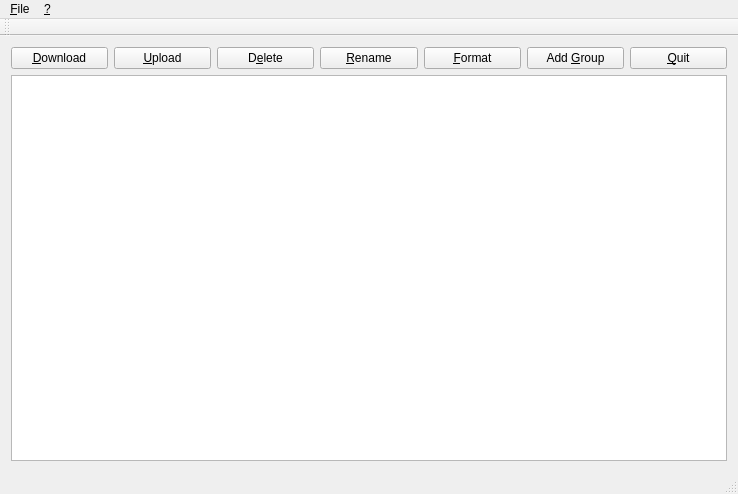
Before: the Qt Designer form QHiMDTransfer/qhimdmainwindow.ui in linux-minidisc/linux-minidisc, drawn with Qt 5.
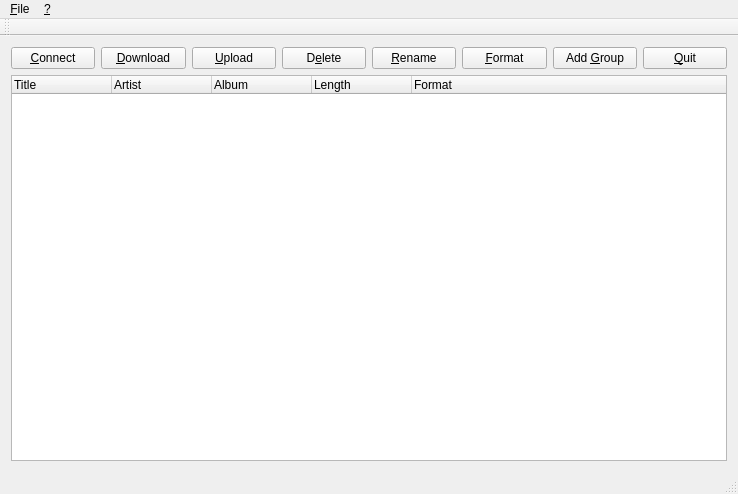
After: the same form once the commit is applied. Icons and pictures are not drawn.

Commit message: - Added Connect-Button to find mount-path of HiMD - Use QTreeWidget for Tracklist - Incorporate libhimd

```diff
--- a/QHiMDTransfer/qhimdmainwindow.ui
+++ b/QHiMDTransfer/qhimdmainwindow.ui
@@ -23,6 +23,13 @@
    <layout class="QVBoxLayout" name="verticalLayout">
     <item>
      <layout class="QHBoxLayout" name="horizontalLayout">
+      <item>
+       <widget class="QPushButton" name="QHiMDConnectButton">
+        <property name="text">
+         <string>&amp;Connect</string>
+        </property>
+       </widget>
+      </item>
       <item>
        <widget class="QPushButton" name="QHiMDDownloadButton">
         <property name="text">
@@ -105,7 +112,36 @@
     <item>
      <layout class="QHBoxLayout" name="horizontalLayout_2">
       <item>
-       <widget class="QTreeView" name="TrackList"/>
+       <widget class="QTreeWidget" name="TrackList">
+        <property name="columnCount">
+         <number>5</number>
+        </property>
+        <column>
+         <property name="text">
+          <string>Title</string>
+         </property>
+        </column>
+        <column>
+         <property name="text">
+          <string>Artist</string>
+         </property>
+        </column>
+        <column>
+         <property name="text">
+          <string>Album</string>
+         </property>
+        </column>
+        <column>
+         <property name="text">
+          <string>Length</string>
+         </property>
+        </column>
+        <column>
+         <property name="text">
+          <string>Format</string>
+         </property>
+        </column>
+       </widget>
       </item>
      </layout>
     </item>
```
Left out of the diff: 37 changed lines with no effect on the pictures. The commit also changes 3 other files.
